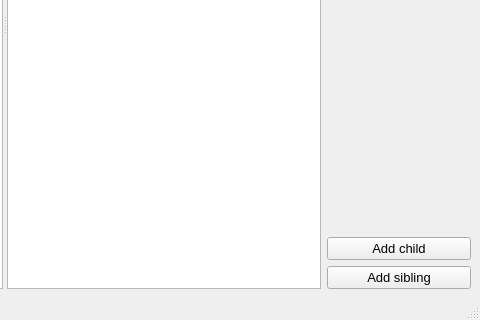
fryn3/JsonEditor, file jsoneditor.ui: the form before one commit; both pictures show x 320 to 800 and y 280 to 600 of the 800 by 600 pixel window.
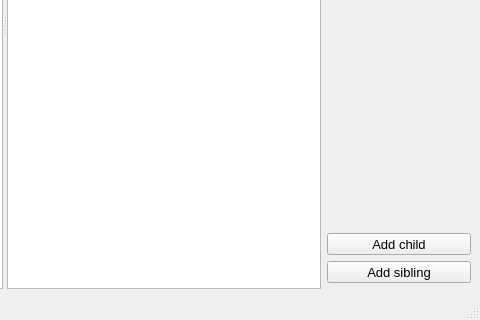
The form after the commit.

Commit message: Converted to QAction

```diff
--- a/jsoneditor.ui
+++ b/jsoneditor.ui
@@ -15,6 +15,65 @@
   </property>
   <widget class="QWidget" name="centralwidget">
    <layout class="QGridLayout" name="gridLayout_2" columnstretch="1,0">
+    <item row="1" column="1">
+     <widget class="QPushButton" name="btnEdit">
+      <property name="enabled">
+       <bool>false</bool>
+      </property>
+      <property name="text">
+       <string>Edit</string>
+      </property>
+     </widget>
+    </item>
+    <item row="2" column="1">
+     <spacer name="verticalSpacer">
+      <property name="orientation">
+       <enum>Qt::Vertical</enum>
+      </property>
+      <property name="sizeHint" stdset="0">
+       <size>
+        <width>20</width>
+        <height>364</height>
+       </size>
+      </property>
+     </spacer>
+    </item>
+    <item row="4" column="1">
+     <widget class="QToolButton" name="btnAddSibling">
+      <property name="sizePolicy">
+       <sizepolicy hsizetype="Minimum" vsizetype="Fixed">
+        <horstretch>0</horstretch>
+        <verstretch>0</verstretch>
+       </sizepolicy>
+      </property>
+      <property name="font">
+       <font>
+        <pointsize>10</pointsize>
+       </font>
+      </property>
+      <property name="text">
+       <string>Add sibling</string>
+      </property>
+     </widget>
+    </item>
+    <item row="3" column="1">
+     <widget class="QToolButton" name="btnAddChild">
+      <property name="sizePolicy">
+       <sizepolicy hsizetype="Minimum" vsizetype="Fixed">
+        <horstretch>0</horstretch>
+        <verstretch>0</verstretch>
+       </sizepolicy>
+      </property>
+      <property name="font">
+       <font>
+        <pointsize>10</pointsize>
+       </font>
+      </property>
+      <property name="text">
+       <string>Add child</string>
+      </property>
+     </widget>
+    </item>
     <item row="0" column="1">
      <layout class="QGridLayout" name="gridLayout">
       <item row="0" column="0">
@@ -58,54 +117,7 @@
       </item>
      </layout>
     </item>
-    <item row="1" column="1">
-     <widget class="QPushButton" name="btnEdit">
-      <property name="enabled">
-       <bool>false</bool>
-      </property>
-      <property name="text">
-       <string>Edit</string>
-      </property>
-     </widget>
-    </item>
-    <item row="2" column="1">
-     <spacer name="verticalSpacer">
-      <property name="orientation">
-       <enum>Qt::Vertical</enum>
-      </property>
-      <property name="sizeHint" stdset="0">
-       <size>
-        <width>20</width>
-        <height>364</height>
-       </size>
-      </property>
-     </spacer>
-    </item>
-    <item row="3" column="1">
-     <widget class="QPushButton" name="btnAddChild">
-      <property name="font">
-       <font>
-        <pointsize>10</pointsize>
-       </font>
-      </property>
-      <property name="text">
-       <string>Add child</string>
-      </property>
-     </widget>
-    </item>
-    <item row="4" column="1">
-     <widget class="QPushButton" name="btnAddSibling">
-      <property name="font">
-       <font>
-        <pointsize>10</pointsize>
-       </font>
-      </property>
-      <property name="text">
-       <string>Add sibling</string>
-      </property>
-     </widget>
-    </item>
-    <item row="0" column="0" rowspan="5">
+    <item row="0" column="0" rowspan="6">
      <widget class="QSplitter" name="splitter">
       <property name="orientation">
        <enum>Qt::Horizontal</enum>
```
Left out of the diff: 22 changed lines with no effect on the pictures. The commit also changes 2 other files.
